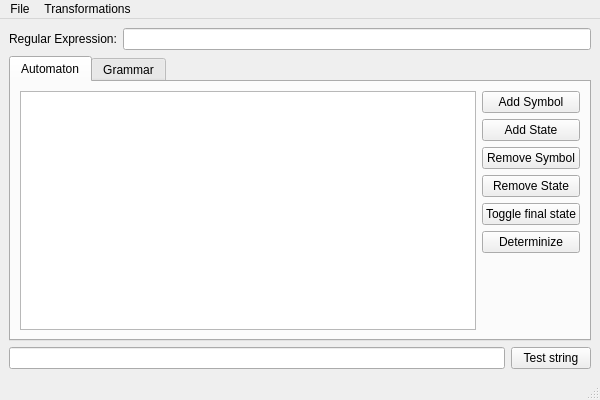
Qt form ui/main_window.ui (matheuspb/simone) before a commit.
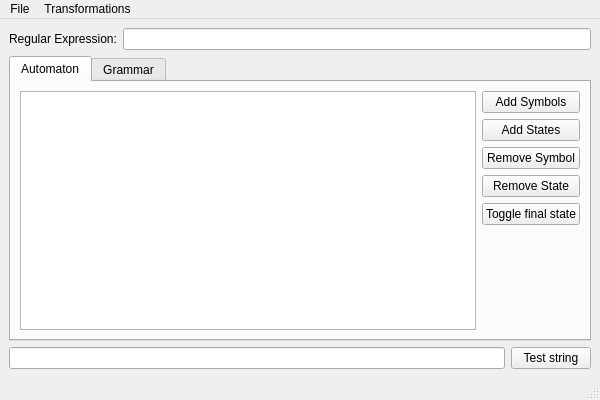
The same form after that commit.

Patch:
```diff
--- a/ui/main_window.ui
+++ b/ui/main_window.ui
@@ -58,14 +58,14 @@
               <item>
                <widget class="QPushButton" name="addSymbolButton">
                 <property name="text">
-                 <string>Add Symbol</string>
+                 <string>Add Symbols</string>
                 </property>
                </widget>
               </item>
               <item>
                <widget class="QPushButton" name="addStateButton">
                 <property name="text">
-                 <string>Add State</string>
+                 <string>Add States</string>
                 </property>
                </widget>
               </item>
@@ -91,14 +91,7 @@
                </widget>
               </item>
               <item>
-               <widget class="QPushButton" name="determinizationButton">
-                <property name="text">
-                 <string>Determinize</string>
-                </property>
-               </widget>
-              </item>
-              <item>
-               <spacer name="verticalSpacer">
+               <spacer name="verticalSpacer_1">
                 <property name="orientation">
                  <enum>Qt::Vertical</enum>
                 </property>
```
Left out of the diff: 59 changed lines with no effect on the pictures.
